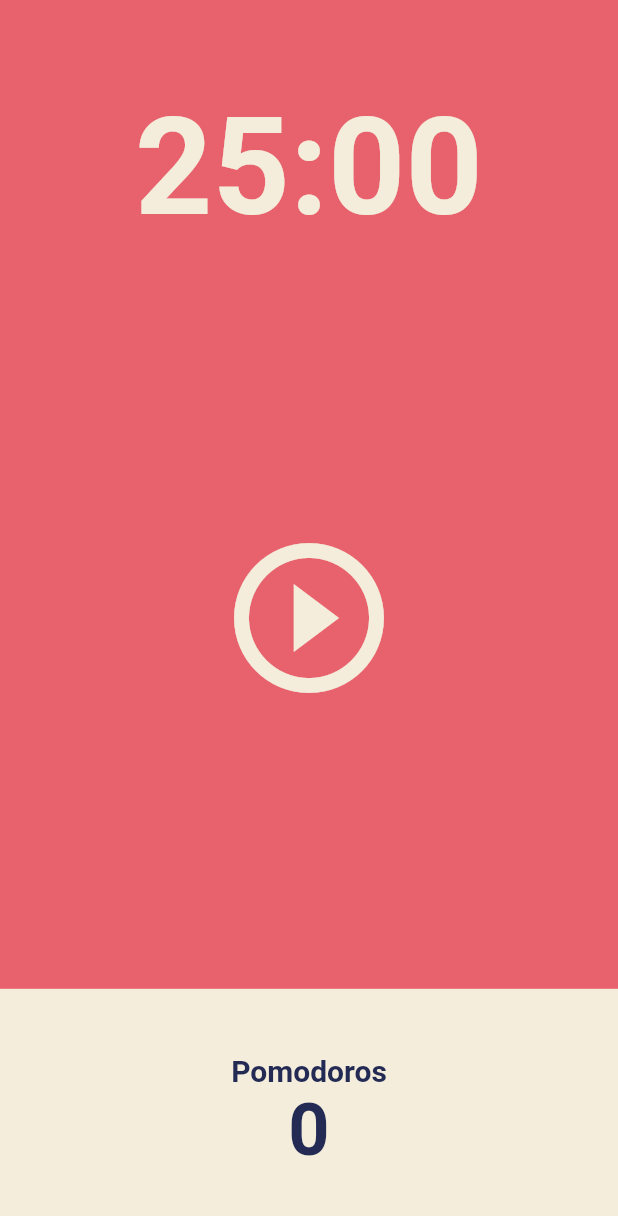
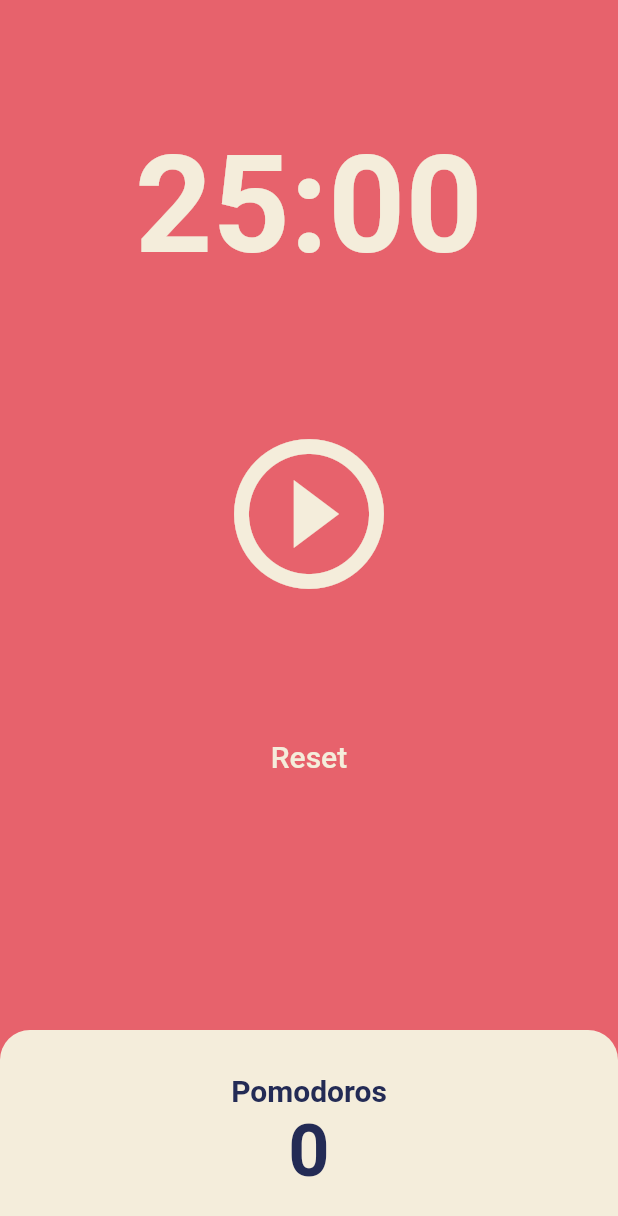
Before and after one commit to qpthedev/flutter-pomodoro-simple, a Flutter app: the screen it shows after launch, on a phone screen of 412 x 824 dp. Shown: the top 1216 px of the screen. Run offline on Flutter 3.47's test engine with Material 2 defaults, Android fonts, the phone set to English and light mode, and no system bars.

Commit message:
Implement timer start, pause, reset in mm:ss

```diff
--- a/lib/screens/home_screen.dart
+++ b/lib/screens/home_screen.dart
@@ -1,3 +1,4 @@
+import 'dart:async';
 import 'package:flutter/material.dart';
 
 class HomeScreen extends StatefulWidget {
@@ -8,6 +9,57 @@ class HomeScreen extends StatefulWidget {
 }
 
 class _HomeScreenState extends State<HomeScreen> {
+  static const twentyFiveMinutes = 1500;
+  int totalSeconds = twentyFiveMinutes;
+  bool isRunning = false;
+  int totalPomodoros = 0;
+  late Timer timer;
+
+  void onTick(Timer timer) {
+    if (totalSeconds == 0) {
+      setState(() {
+        totalPomodoros = totalPomodoros + 1;
+        isRunning = false;
+        totalSeconds = twentyFiveMinutes;
+      });
+      timer.cancel();
+    } else {
+      setState(() {
+        totalSeconds = totalSeconds - 1;
+      });
+    }
+  }
+
+  void onStartPressed() {
+    timer = Timer.periodic(
+      const Duration(seconds: 1),
+      onTick,
+    );
+    setState(() {
+      isRunning = true;
+    });
+  }
+
+  void onPausePressed() {
+    timer.cancel();
+    setState(() {
+      isRunning = false;
+    });
+  }
+
+  void onResetPressed() {
+    timer.cancel();
+    setState(() {
+      isRunning = false;
+      totalSeconds = twentyFiveMinutes;
+    });
+  }
+
+  String format(int seconds) {
+    var duration = Duration(seconds: seconds);
+    return duration.toString().substring(2, 7);
+  }
+
   @override
   Widget build(BuildContext context) {
     return Scaffold(
@@ -15,11 +67,11 @@ class _HomeScreenState extends State<HomeScreen> {
       body: Column(
         children: [
           Flexible(
-            flex: 1,
+            flex: 2,
             child: Container(
-              alignment: Alignment.bottomCenter,
+              alignment: Alignment.center,
               child: Text(
-                '25:00',
+                format(totalSeconds),
                 style: TextStyle(
                   color: Theme.of(context).cardColor,
                   fontSize: 90,
@@ -31,11 +83,41 @@ class _HomeScreenState extends State<HomeScreen> {
           Flexible(
             flex: 3,
             child: Center(
-              child: IconButton(
-                iconSize: 120,
-                color: Theme.of(context).cardColor,
-                onPressed: () {},
-                icon: const Icon(Icons.play_circle_outline),
+              child: Column(
+                children: [
+                  Flexible(
+                    flex: 1,
+                    child: Container(
+                      alignment: Alignment.topCenter,
+                      child: IconButton(
+                        iconSize: 120,
+                        color: Theme.of(context).cardColor,
+                        onPressed: isRunning ? onPausePressed : onStartPressed,
+                        icon: Icon(
+                          isRunning
+                              ? Icons.pause_circle_outlined
+                              : Icons.play_circle_outline,
+                        ),
+                      ),
+                    ),
+                  ),
+                  Flexible(
+                    flex: 1,
+                    child: Container(
+                      alignment: Alignment.topCenter,
+                      child: TextButton(
+                        onPressed: onResetPressed,
+                        child: Text(
+                          'Reset',
+                          style: TextStyle(
+                            color: Theme.of(context).cardColor,
+                            fontSize: 20,
+                          ),
+                        ),
+                      ),
+                    ),
+                  ),
+                ],
               ),
             ),
           ),
@@ -45,8 +127,13 @@ class _HomeScreenState extends State<HomeScreen> {
               children: [
                 Expanded(
                   child: Container(
-                    decoration:
-                        BoxDecoration(color: Theme.of(context).cardColor),
+                    decoration: BoxDecoration(
+                      color: Theme.of(context).cardColor,
+                      borderRadius: const BorderRadius.only(
+                        topLeft: Radius.circular(20),
+                        topRight: Radius.circular(20),
+                      ),
+                    ),
                     child: Column(
                       mainAxisAlignment: MainAxisAlignment.center,
                       children: [
@@ -60,7 +147,7 @@ class _HomeScreenState extends State<HomeScreen> {
                           ),
                         ),
                         Text(
-                          '0',
+                          '$totalPomodoros',
                           style: TextStyle(
                             fontSize: 48,
                             fontWeight: FontWeight.w600,
```
